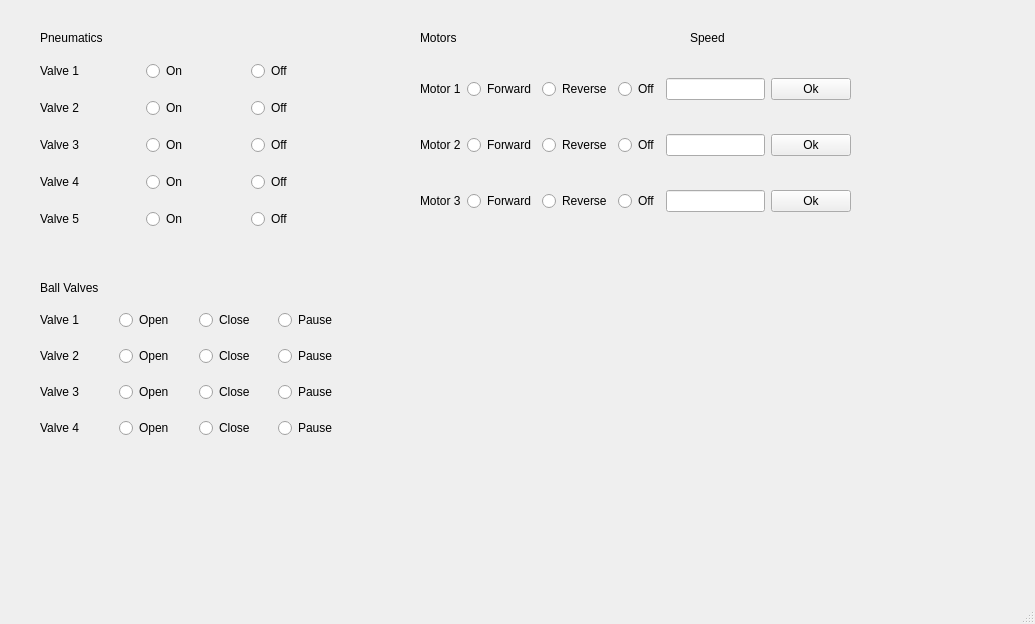
Old version of the form DebugWindow.ui in the repository kevinab25/vine-robot.
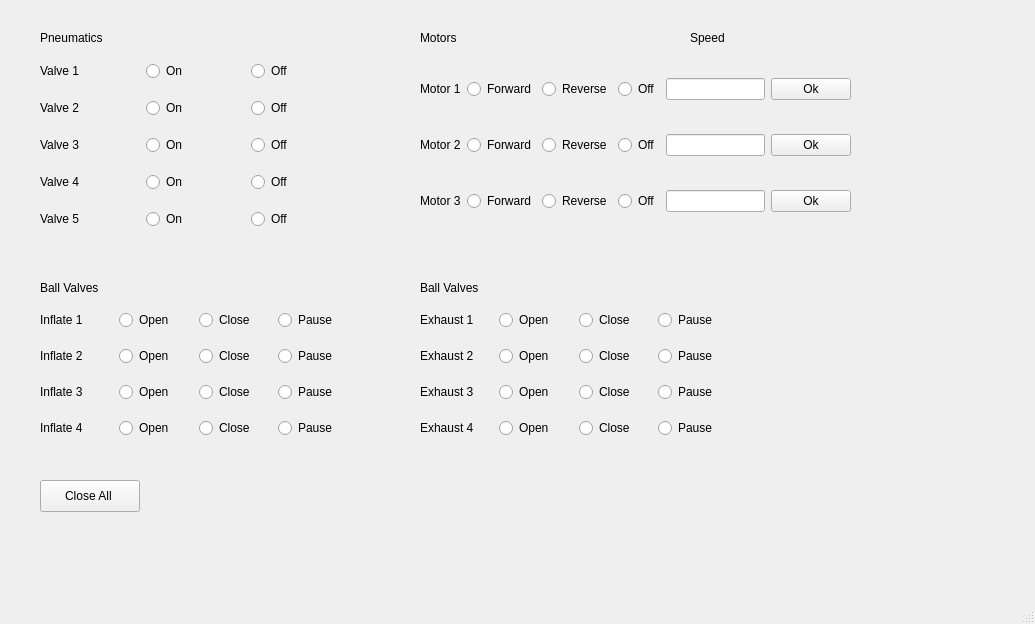
New version of the form.

Commit message: changes to debug window

The edit to the form file:
```diff
--- a/DebugWindow.ui
+++ b/DebugWindow.ui
@@ -201,7 +201,7 @@
      <item row="0" column="0">
       <widget class="QLabel" name="BV1lbl">
        <property name="text">
-        <string>Valve 1</string>
+        <string>Inflate 1</string>
        </property>
       </widget>
      </item>
@@ -228,14 +228,14 @@
      <item row="3" column="0">
       <widget class="QLabel" name="BV4lbl">
        <property name="text">
-        <string>Valve 4</string>
+        <string>Inflate 4</string>
        </property>
       </widget>
      </item>
      <item row="2" column="0">
       <widget class="QLabel" name="BV3lbl">
        <property name="text">
-        <string>Valve 3</string>
+        <string>Inflate 3</string>
        </property>
       </widget>
      </item>
@@ -272,7 +272,7 @@
      <item row="1" column="0">
       <widget class="QLabel" name="BV2lbl">
        <property name="text">
-        <string>Valve 2</string>
+        <string>Inflate 2</string>
        </property>
       </widget>
      </item>
@@ -541,6 +541,180 @@
      <string>Speed</string>
     </property>
    </widget>
+   <widget class="QWidget" name="gridLayoutWidget_4">
+    <property name="geometry">
+     <rect>
+      <x>420</x>
+      <y>300</y>
+      <width>311</width>
+      <height>151</height>
+     </rect>
+    </property>
+    <layout class="QGridLayout" name="gridLayout_4">
+     <item row="0" column="2">
+      <widget class="QRadioButton" name="Ball5OffRbtn">
+       <property name="text">
+        <string>Close</string>
+       </property>
+       <attribute name="buttonGroup">
+        <string notr="true">buttonGroup</string>
+       </attribute>
+      </widget>
+     </item>
+     <item row="2" column="2">
+      <widget class="QRadioButton" name="Ball7OffRbtn">
+       <property name="text">
+        <string>Close</string>
+       </property>
+       <attribute name="buttonGroup">
+        <string notr="true">buttonGroup_14</string>
+       </attribute>
+      </widget>
+     </item>
+     <item row="0" column="0">
+      <widget class="QLabel" name="BV5lbl">
+       <property name="text">
+        <string>Exhaust 1</string>
+       </property>
+      </widget>
+     </item>
+     <item row="0" column="1">
+      <widget class="QRadioButton" name="Ball5OnRbtn">
+       <property name="text">
+        <string>Open</string>
+       </property>
+       <attribute name="buttonGroup">
+        <string notr="true">buttonGroup</string>
+       </attribute>
+      </widget>
+     </item>
+     <item row="1" column="2">
+      <widget class="QRadioButton" name="Ball6OffRbtn">
+       <property name="text">
+        <string>Close</string>
+       </property>
+       <attribute name="buttonGroup">
+        <string notr="true">buttonGroup_13</string>
+       </attribute>
+      </widget>
+     </item>
+     <item row="3" column="0">
+      <widget class="QLabel" name="BV8lbl">
+       <property name="text">
+        <string>Exhaust 4</string>
+       </property>
+      </widget>
+     </item>
+     <item row="2" column="0">
+      <widget class="QLabel" name="BV7lbl">
+       <property name="text">
+        <string>Exhaust 3</string>
+       </property>
+      </widget>
+     </item>
+     <item row="1" column="1">
+      <widget class="QRadioButton" name="Ball6OnRbtn">
+       <property name="text">
+        <string>Open</string>
+       </property>
+       <attribute name="buttonGroup">
+        <string notr="true">buttonGroup_13</string>
+       </attribute>
+      </widget>
+     </item>
+     <item row="3" column="1">
+      <widget class="QRadioButton" name="Ball8OnRbtn">
+       <property name="text">
+        <string>Open</string>
+       </property>
+       <attribute name="buttonGroup">
+        <string notr="true">buttonGroup_15</string>
+       </attribute>
+      </widget>
+     </item>
+     <item row="2" column="1">
+      <widget class="QRadioButton" name="Ball7OnRbtn">
+       <property name="text">
+        <string>Open</string>
+       </property>
+       <attribute name="buttonGroup">
+        <string notr="true">buttonGroup_14</string>
+       </attribute>
+      </widget>
+     </item>
+     <item row="1" column="0">
+      <widget class="QLabel" name="BV6lbl">
+       <property name="text">
+        <string>Exhaust 2</string>
+       </property>
+      </widget>
+     </item>
+     <item row="3" column="2">
+      <widget class="QRadioButton" name="Ball8OffRbtn">
+       <property name="text">
+        <string>Close</string>
+       </property>
+       <attribute name="buttonGroup">
+        <string notr="true">buttonGroup_15</string>
+       </attribute>
+      </widget>
+     </item>
+     <item row="0" column="3">
+      <widget class="QRadioButton" name="BVallPause_5">
+       <property name="text">
+        <string>Pause</string>
+       </property>
+      </widget>
+     </item>
+     <item row="1" column="3">
+      <widget class="QRadioButton" name="BVallPause_6">
+       <property name="text">
+        <string>Pause</string>
+       </property>
+      </widget>
+     </item>
+     <item row="2" column="3">
+      <widget class="QRadioButton" name="BVallPause_7">
+       <property name="text">
+        <string>Pause</string>
+       </property>
+      </widget>
+     </item>
+     <item row="3" column="3">
+      <widget class="QRadioButton" name="BVallPause_8">
+       <property name="text">
+        <string>Pause</string>
+       </property>
+      </widget>
+     </item>
+    </layout>
+   </widget>
+   <widget class="QLabel" name="Ball_valve_label_2">
+    <property name="geometry">
+     <rect>
+      <x>420</x>
+      <y>280</y>
+      <width>71</width>
+      <height>16</height>
+     </rect>
+    </property>
+    <property name="text">
+     <string>Ball Valves</string>
+    </property>
+   </widget>
+   <widget class="QPushButton" name="closeAll">
+    <property name="geometry">
+     <rect>
+      <x>40</x>
+      <y>480</y>
+      <width>100</width>
+      <height>32</height>
+     </rect>
+    </property>
+    <property name="text">
+     <string>Close All </string>
+    </property>
+   </widget>
   </widget>
   <widget class="QMenuBar" name="menubar">
    <property name="geometry">
```
Left out of the diff: 18 changed lines with no effect on the pictures. The commit also changes 3 other files.
